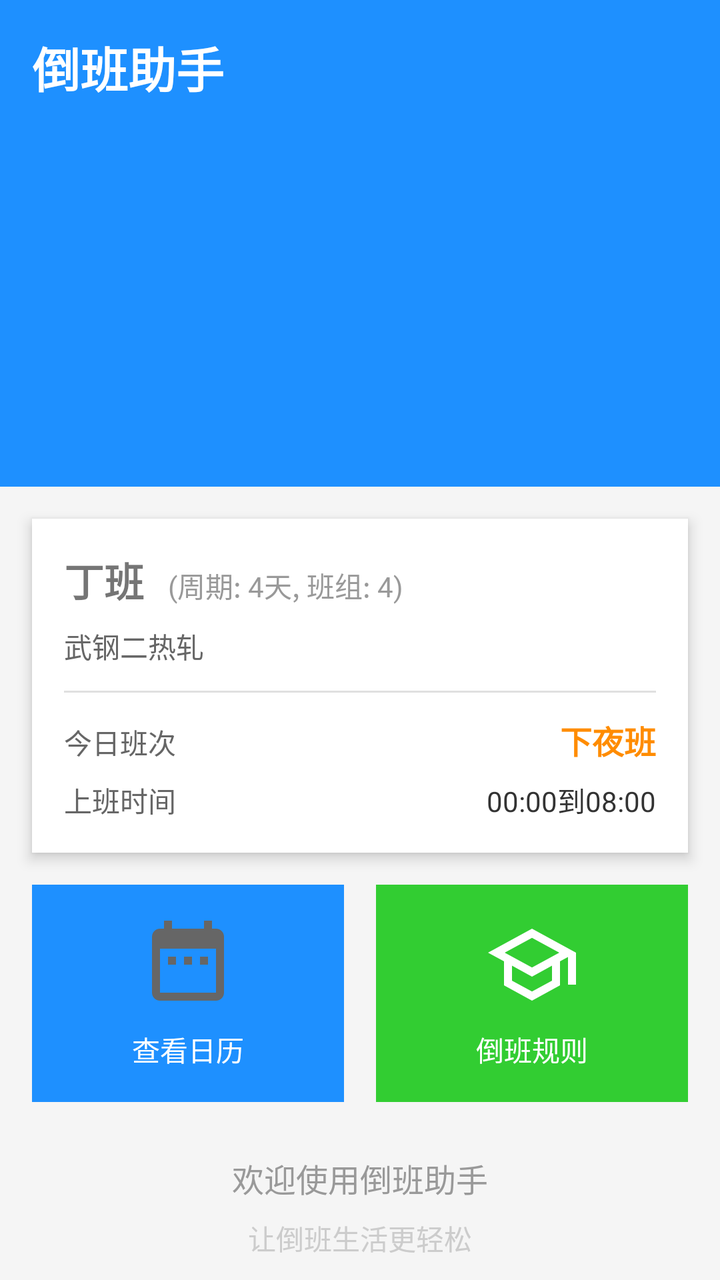
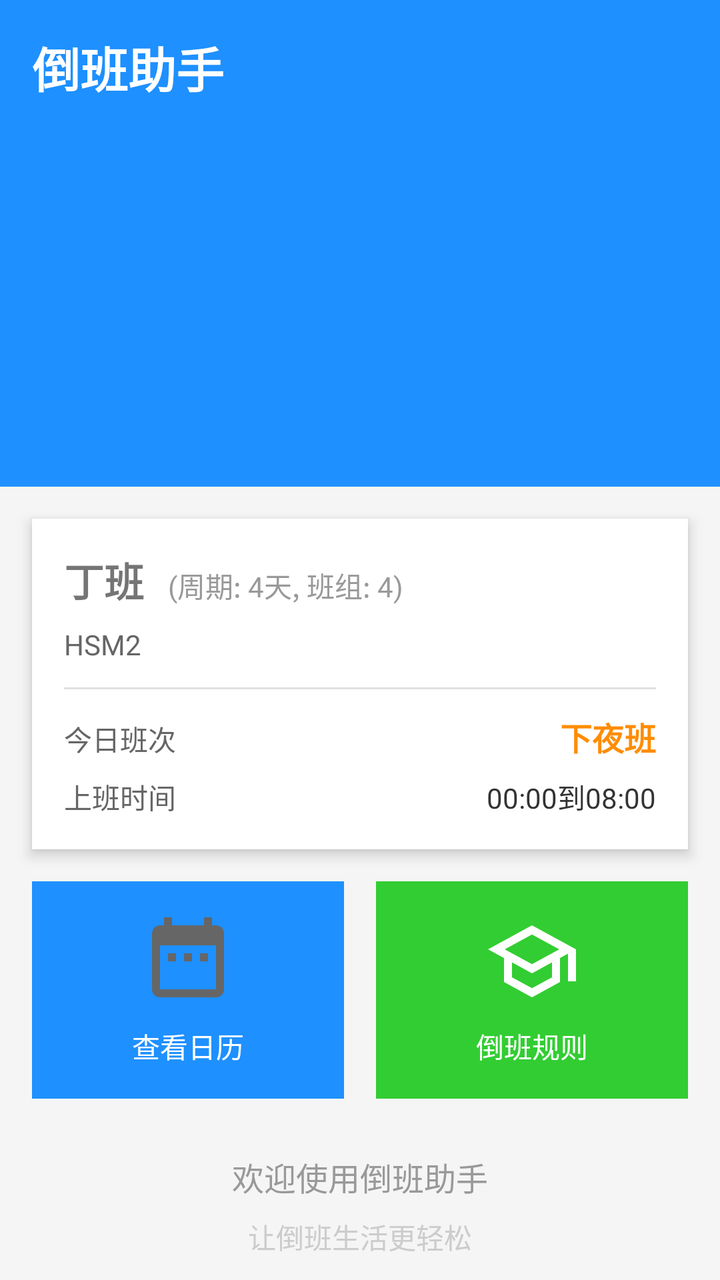

An Android layout rendered at two revisions. The XML below is the earlier revision; the diff shows what the commit changed to produce the second picture.
<!-- AndroidManifest.xml: application theme Theme.MyApplication -->
<!-- res/layout/fragment_home.xml -->
<?xml version="1.0" encoding="utf-8"?>
<LinearLayout xmlns:android="http://schemas.android.com/apk/res/android"
    android:layout_width="match_parent"
    android:layout_height="match_parent"
    android:orientation="vertical">

    <LinearLayout
        android:layout_width="match_parent"
        android:layout_height="wrap_content"
        android:background="#1E90FF"
        android:padding="16dp">

        <TextView
            android:layout_width="match_parent"
            android:layout_height="wrap_content"
            android:text="倒班助手"
            android:textColor="#FFFFFF"
            android:textSize="24sp"
            android:textStyle="bold" />

        <TextView
            android:layout_width="match_parent"
            android:layout_height="wrap_content"
            android:layout_marginTop="8dp"
            android:text="轻松管理您的倒班生活"
            android:textColor="#E0E0E0"
            android:textSize="14sp" />
    </LinearLayout>

    <LinearLayout
        android:layout_width="match_parent"
        android:layout_height="wrap_content"
        android:layout_margin="16dp"
        android:background="#FFFFFF"
        android:orientation="vertical"
        android:padding="16dp"
        android:elevation="4dp">

        <LinearLayout
            android:layout_width="match_parent"
            android:layout_height="wrap_content"
            android:orientation="horizontal">

            <TextView
                android:id="@+id/group_name"
                android:layout_width="wrap_content"
                android:layout_height="wrap_content"
                android:text="丁班"
                android:textSize="20sp"
                android:textStyle="bold" />

            <TextView
                android:layout_width="wrap_content"
                android:layout_height="wrap_content"
                android:layout_marginLeft="12dp"
                android:text="(周期: 4天, 班组: 4)"
                android:textColor="#999999"
                android:textSize="14sp" />
        </LinearLayout>

        <TextView
            android:id="@+id/company_name"
            android:layout_width="wrap_content"
            android:layout_height="wrap_content"
            android:layout_marginTop="8dp"
            android:text="武钢二热轧"
            android:textColor="#666666"
            android:textSize="14sp" />

        <View
            android:layout_width="match_parent"
            android:layout_height="1dp"
            android:layout_marginTop="12dp"
            android:background="#E0E0E0" />

        <LinearLayout
            android:layout_width="match_parent"
            android:layout_height="wrap_content"
            android:layout_marginTop="12dp"
            android:orientation="horizontal">

            <TextView
                android:layout_width="0dp"
                android:layout_height="wrap_content"
                android:layout_weight="1"
                android:text="今日班次"
                android:textColor="#666666"
                android:textSize="14sp" />

            <TextView
                android:layout_width="wrap_content"
                android:layout_height="wrap_content"
                android:text="下夜班"
                android:textColor="#FF8C00"
                android:textSize="16sp"
                android:textStyle="bold" />
        </LinearLayout>

        <LinearLayout
            android:layout_width="match_parent"
            android:layout_height="wrap_content"
            android:layout_marginTop="8dp"
            android:orientation="horizontal">

            <TextView
                android:layout_width="0dp"
                android:layout_height="wrap_content"
                android:layout_weight="1"
                android:text="上班时间"
                android:textColor="#666666"
                android:textSize="14sp" />

            <TextView
                android:layout_width="wrap_content"
                android:layout_height="wrap_content"
                android:text="00:00到08:00"
                android:textColor="#333333"
                android:textSize="14sp" />
        </LinearLayout>
    </LinearLayout>

    <LinearLayout
        android:layout_width="match_parent"
        android:layout_height="wrap_content"
        android:layout_marginLeft="16dp"
        android:layout_marginRight="16dp"
        android:layout_marginBottom="16dp"
        android:orientation="horizontal">

        <LinearLayout
            android:id="@+id/btn_view_calendar"
            android:layout_width="0dp"
            android:layout_height="wrap_content"
            android:layout_weight="1"
            android:background="#1E90FF"
            android:gravity="center"
            android:orientation="vertical"
            android:padding="16dp">

            <ImageView
                android:layout_width="48dp"
                android:layout_height="48dp"
                android:src="@drawable/ic_calendar" />

            <TextView
                android:layout_width="wrap_content"
                android:layout_height="wrap_content"
                android:layout_marginTop="8dp"
                android:text="查看日历"
                android:textColor="#FFFFFF"
                android:textSize="14sp" />
        </LinearLayout>

        <LinearLayout
            android:id="@+id/btn_view_rule"
            android:layout_width="0dp"
            android:layout_height="wrap_content"
            android:layout_weight="1"
            android:layout_marginLeft="16dp"
            android:background="#32CD32"
            android:gravity="center"
            android:orientation="vertical"
            android:padding="16dp">

            <ImageView
                android:layout_width="48dp"
                android:layout_height="48dp"
                android:src="@drawable/ic_rule" />

            <TextView
                android:layout_width="wrap_content"
                android:layout_height="wrap_content"
                android:layout_marginTop="8dp"
                android:text="倒班规则"
                android:textColor="#FFFFFF"
                android:textSize="14sp" />
        </LinearLayout>
    </LinearLayout>

    <LinearLayout
        android:layout_width="match_parent"
        android:layout_height="0dp"
        android:layout_weight="1"
        android:background="#F5F5F5"
        android:gravity="center"
        android:orientation="vertical">

        <TextView
            android:layout_width="wrap_content"
            android:layout_height="wrap_content"
            android:text="欢迎使用倒班助手"
            android:textColor="#999999"
            android:textSize="16sp" />

        <TextView
            android:layout_width="wrap_content"
            android:layout_height="wrap_content"
            android:layout_marginTop="8dp"
            android:text="让倒班生活更轻松"
            android:textColor="#CCCCCC"
            android:textSize="14sp" />
    </LinearLayout>
</LinearLayout>
<!-- resources referenced by this layout -->
<resources>
  <!-- drawable ic_calendar (drawable) -->
  <vector xmlns:android="http://schemas.android.com/apk/res/android"
      android:width="24dp"
      android:height="24dp"
      android:viewportWidth="24"
      android:viewportHeight="24">
      <path
          android:fillColor="#666666"
          android:pathData="M19 3h-1V1h-2v2H8V1H6v2H5c-1.11 0-1.99.9-1.99 2L3 19c0 1.1.89 2 2 2h14c1.1 0 2-.9 2-2V5c0-1.1-.9-2-2-2zm0 16H5V8h14v11zM9 10H7v2h2v-2zm4 0h-2v2h2v-2zm4 0h-2v2h2v-2z"/>
  </vector>
  <!-- drawable ic_rule (drawable) -->
  <vector xmlns:android="http://schemas.android.com/apk/res/android"
      android:width="48dp"
      android:height="48dp"
      android:viewportWidth="24"
      android:viewportHeight="24">
      <path
          android:fillColor="#FFFFFF"
          android:pathData="M12 3L1 9l4 2.18v6L12 21l7-3.82v-6l2-1.09V17h2V9L12 3zm6.82 6L12 12.72 5.18 9 12 5.28 18.82 9zM17 15.99l-5 2.73-5-2.73v-3.72L12 15l5-2.73v3.72z"/>
  </vector>
  <style name="Theme.MyApplication" parent="Theme.MaterialComponents.DayNight.NoActionBar">
          <item name="colorPrimary">#1E90FF</item>
          <item name="colorPrimaryVariant">#1E90FF</item>
          <item name="colorOnPrimary">#FFFFFF</item>
          <item name="colorSecondary">#1E90FF</item>
          <item name="colorSecondaryVariant">#1E90FF</item>
          <item name="colorOnSecondary">#FFFFFF</item>
          <item name="android:statusBarColor">#1E90FF</item>
          <item name="android:windowBackground">#F5F5F5</item>
      </style>
</resources>

<!-- the commit's change to res/layout/fragment_home.xml (unified diff, before → after) -->
@@ -63,7 +63,7 @@
             android:layout_width="wrap_content"
             android:layout_height="wrap_content"
             android:layout_marginTop="8dp"
-            android:text="武钢二热轧"
+            android:text="HSM2"
             android:textColor="#666666"
             android:textSize="14sp" />
 
